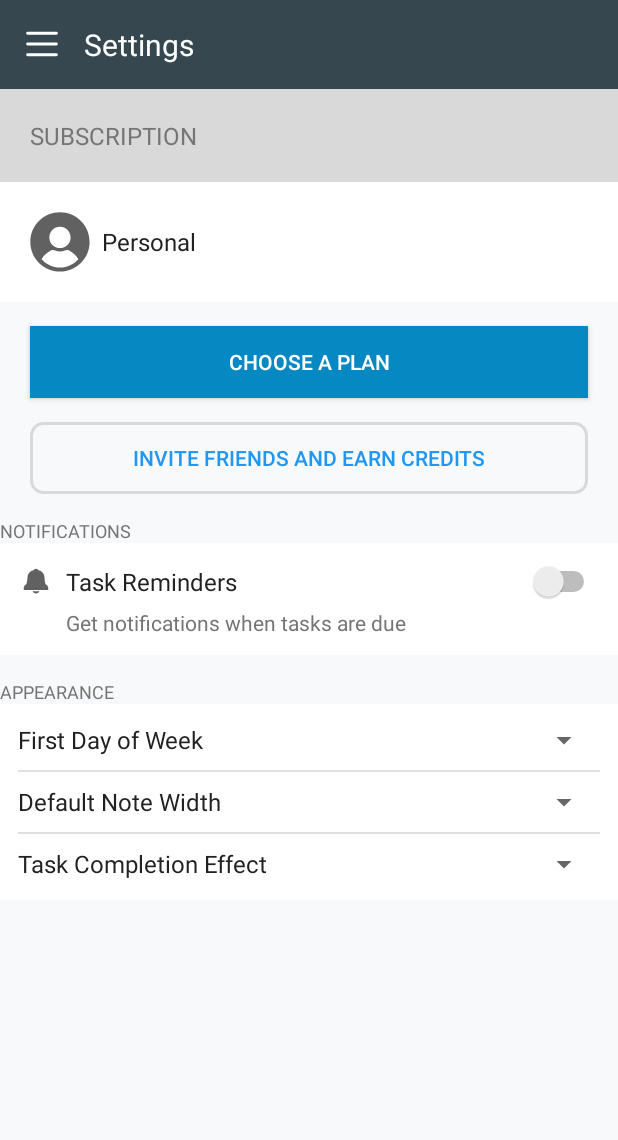
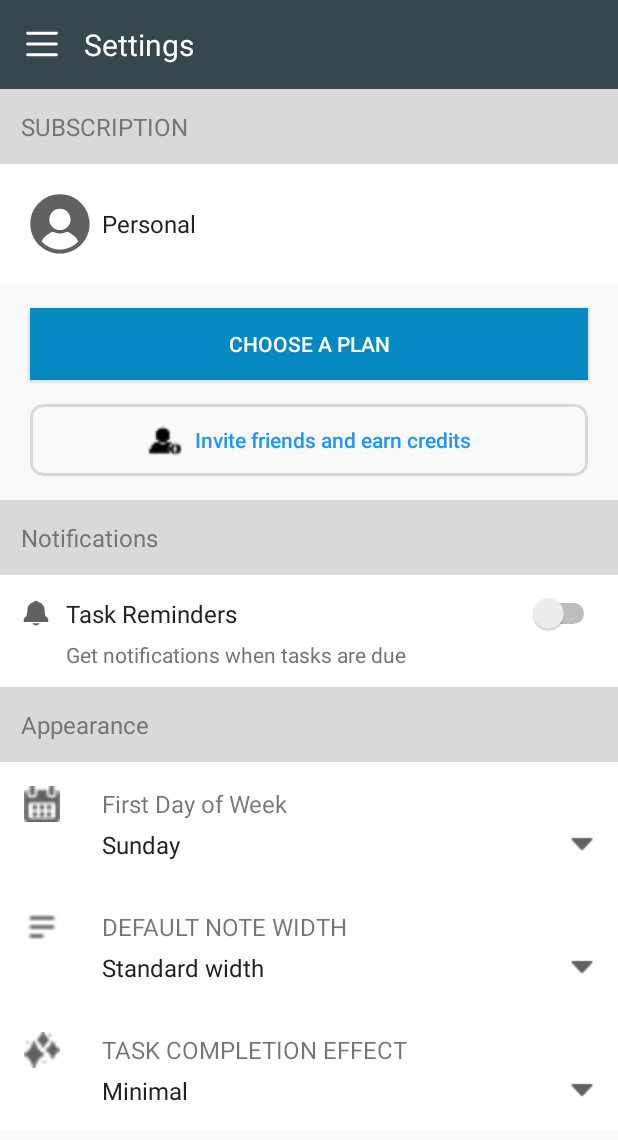
Before and after one commit to quang21122/AmpleNoteClone, an Android app: the screen it shows after launch (SettingsActivity), on a phone screen of 412 x 824 dp. Shown: the top 1140 px of the screen. Run offline under Robolectric (Android 15) with nearby library versions, the phone set to English and light mode, and no system bars.

Commit message:
complete UI of Apperance section

```diff
--- /dev/null
+++ b/app/src/main/java/com/example/amplenoteclone/SettingPicker.java
@@ -0,0 +1,89 @@
+package com.example.amplenoteclone;
+
+import android.content.Context;
+import android.content.SharedPreferences;
+import android.view.LayoutInflater;
+import android.view.View;
+import android.view.ViewGroup;
+import android.widget.ArrayAdapter;
+import android.widget.ImageView;
+import android.widget.ListView;
+import android.widget.TextView;
+
+import com.google.android.material.bottomsheet.BottomSheetDialog;
+
+public class SettingPicker {
+    private final Context context;
+    private final String title;
+    private final String[] options;
+    private final String prefKey;
+    private final SharedPreferences preferences;
+    private final TextView textView;
+
+    public SettingPicker(Context context, String title, String[] options, String prefKey, TextView textView) {
+        this.context = context;
+        this.title = title;
+        this.options = options;
+        this.prefKey = prefKey;
+        this.textView = textView;
+        this.preferences = context.getSharedPreferences("SettingsPrefs", Context.MODE_PRIVATE);
+
+        // Load saved value
+        String savedValue = preferences.getString(prefKey, options[0]);
+        textView.setText(savedValue);
+
+        // Change from getRootView() to textView itself
+        textView.setOnClickListener(v -> showPickerDialog());
+    }
+
+
+    public void showPickerDialog() {
+        BottomSheetDialog bottomSheetDialog = new BottomSheetDialog(context);
+        View sheetView = LayoutInflater.from(context).inflate(R.layout.dialog_day_picker, null);
+        bottomSheetDialog.setContentView(sheetView);
+
+        ImageView btnCloseDialog = sheetView.findViewById(R.id.btnCloseDialog);
+        ListView listView = sheetView.findViewById(R.id.listViewDays);
+
+        btnCloseDialog.setOnClickListener(v -> bottomSheetDialog.dismiss());
+
+        ArrayAdapter<String> adapter = new ArrayAdapter<String>(context, R.layout.item_day_picker, options) {
+            @Override
+            public View getView(int position, View convertView, ViewGroup parent) {
+                if (convertView == null) {
+                    convertView = LayoutInflater.from(getContext()).inflate(R.layout.item_day_picker, parent, false);
+                }
+
+                TextView textView = convertView.findViewById(R.id.textViewDay);
+                ImageView checkIcon = convertView.findViewById(R.id.imageViewCheck);
+
+                textView.setText(options[position]);
+
+                // Show checkmark if selected
+                if (options[position].equals(preferences.getString(prefKey, options[0]))) {
+                    checkIcon.setVisibility(View.VISIBLE);
+                } else {
+                    checkIcon.setVisibility(View.GONE);
+                }
+
+                return convertView;
+            }
+        };
+
+        listView.setAdapter(adapter);
+
+        listView.setOnItemClickListener((parent, view, position, id) -> {
+            String selectedOption = options[position];
+            textView.setText(selectedOption);
+
+            // Save selection
+            SharedPreferences.Editor editor = preferences.edit();
+            editor.putString(prefKey, selectedOption);
+            editor.apply();
+
+            bottomSheetDialog.dismiss();
+        });
+
+        bottomSheetDialog.show();
+    }
+}
--- a/app/src/main/java/com/example/amplenoteclone/SettingsActivity.java
+++ b/app/src/main/java/com/example/amplenoteclone/SettingsActivity.java
@@ -1,14 +1,35 @@
 package com.example.amplenoteclone;
 
 import android.os.Bundle;
+import android.widget.LinearLayout;
+import android.widget.TextView;
 
 import androidx.appcompat.app.AppCompatActivity;
 
 public class SettingsActivity extends AppCompatActivity {
+    private final String[] daysOfWeek = {"Sunday", "Monday", "Tuesday", "Wednesday", "Thursday", "Friday", "Saturday"};
+    private final String[] noteWidths = {"Standard width", "Full width"};
+    private final String[] taskCompletionEffects = {"Minimal", "Normal", "Dazzle"};
 
     @Override
     protected void onCreate(Bundle savedInstanceState) {
         super.onCreate(savedInstanceState);
         setContentView(R.layout.activity_settings);
+
+        TextView tvSelectedDay = findViewById(R.id.tv_selected_day);
+        TextView tvSelectedNoteWidth = findViewById(R.id.tv_selected_note_width);
+        TextView tvSelectedTaskCompletionEffect = findViewById(R.id.tv_selected_task_completion_effect);
+        LinearLayout dayOfWeekLayout = findViewById(R.id.day_of_week_layout);
+        LinearLayout noteWidthLayout = findViewById(R.id.note_width_layout);
+        LinearLayout taskCompletionEffectLayout = findViewById(R.id.task_completion_effect_layout);
+
+        SettingPicker settingPicker = new SettingPicker(this, "First Day of Week", daysOfWeek, "FirstDayOfWeek", tvSelectedDay);
+        SettingPicker settingPicker2 = new SettingPicker(this, "Note Width", noteWidths, "NoteWidth", tvSelectedNoteWidth);
+        SettingPicker settingPicker3 = new SettingPicker(this, "Task Completion Effect", taskCompletionEffects, "TaskCompletionEffect", tvSelectedTaskCompletionEffect);
+
+        dayOfWeekLayout.setOnClickListener(v -> settingPicker.showPickerDialog());
+        noteWidthLayout.setOnClickListener(v -> settingPicker2.showPickerDialog());
+        taskCompletionEffectLayout.setOnClickListener(v -> settingPicker3.showPickerDialog());
     }
+
 }
--- a/app/src/main/res/layout/activity_settings.xml
+++ b/app/src/main/res/layout/activity_settings.xml
@@ -1,5 +1,6 @@
 <?xml version="1.0" encoding="utf-8"?>
 <ScrollView xmlns:android="http://schemas.android.com/apk/res/android"
+    xmlns:app="http://schemas.android.com/apk/res-auto"
     android:layout_width="match_parent"
     android:layout_height="match_parent"
     android:background="#F8F9FA"
@@ -25,9 +26,9 @@
                 android:layout_width="24dp"
                 android:layout_height="24dp"
                 android:src="@drawable/ic_menu"
-                android:tint="#FFFFFF"
                 android:layout_alignParentStart="true"
-                android:layout_centerVertical="true"/>
+                android:layout_centerVertical="true"
+                app:tint="#FFFFFF" />
 
             <!-- Settings Title -->
             <TextView
@@ -52,7 +53,7 @@
             android:textSize="16sp"
             android:textColor="#757575"
             android:background="@color/colorSectionBackground"
-            android:padding="20dp"/>
+            android:padding="14dp"/>
 
         <LinearLayout
             android:layout_width="match_parent"
@@ -66,8 +67,8 @@
                 android:layout_width="40dp"
                 android:layout_height="40dp"
                 android:src="@drawable/ic_user"
-                android:tint="#616161"
-                android:layout_marginEnd="8dp"/>
+                android:layout_marginEnd="8dp"
+                app:tint="#616161" />
 
             <TextView
                 android:layout_width="wrap_content"
@@ -91,28 +92,43 @@
             android:fontFamily="sans-serif-medium"
             android:gravity="center"/>
 
-        <Button
-            android:id="@+id/btn_invite_friends"
+        <LinearLayout
             android:layout_width="match_parent"
             android:layout_height="wrap_content"
-            android:text="Invite friends and earn credits"
-            android:textSize="14sp"
-            android:textColor="#2196F3"
-            android:background="@drawable/btn_border"
+            android:orientation="horizontal"
+            android:gravity="center"
+            android:layout_gravity="center"
             android:paddingVertical="12dp"
             android:layout_marginHorizontal="20dp"
             android:layout_marginTop="16dp"
-            android:fontFamily="sans-serif-medium"
-            android:gravity="center"/>
+            android:background="@drawable/btn_border">
+
+            <ImageView
+                android:layout_width="24dp"
+                android:layout_height="24dp"
+                android:src="@drawable/ic_invite_people"
+                android:layout_marginEnd="8dp"/>
+
+            <TextView
+                android:layout_width="wrap_content"
+                android:layout_height="wrap_content"
+                android:text="Invite friends and earn credits"
+                android:textSize="14sp"
+                android:textColor="#2196F3"
+                android:fontFamily="sans-serif-medium"/>
+        </LinearLayout>
 
         <!-- Notifications Section -->
         <TextView
-            android:layout_width="wrap_content"
+            android:layout_width="match_parent"
             android:layout_height="wrap_content"
-            android:text="NOTIFICATIONS"
-            android:textSize="12sp"
+            android:text="Notifications"
+            android:textSize="16sp"
             android:textColor="#757575"
-            android:paddingTop="16dp"/>
+            android:background="@color/colorSectionBackground"
+            android:padding="14dp"
+            android:layout_marginTop="16dp" />
+
 
         <LinearLayout
             android:layout_width="match_parent"
@@ -131,8 +147,8 @@
                     android:layout_width="24dp"
                     android:layout_height="24dp"
                     android:src="@drawable/ic_notifications"
-                    android:tint="#616161"
-                    android:layout_marginEnd="8dp"/>
+                    android:layout_marginEnd="8dp"
+                    app:tint="#616161" />
 
                 <TextView
                     android:layout_width="0dp"
@@ -160,19 +176,22 @@
 
         <!-- Appearance Section -->
         <TextView
-            android:layout_width="wrap_content"
+            android:layout_width="match_parent"
             android:layout_height="wrap_content"
-            android:text="APPEARANCE"
-            android:textSize="12sp"
+            android:text="Appearance"
+            android:textSize="16sp"
             android:textColor="#757575"
-            android:paddingTop="16dp"/>
+            android:background="@color/colorSectionBackground"
+            android:padding="14dp"/>
 
+        <!-- First Day of Week Section -->
         <LinearLayout
             android:layout_width="match_parent"
             android:layout_height="wrap_content"
             android:orientation="vertical"
+            android:padding="16dp"
             android:background="@android:color/white"
-            android:padding="12dp">
+            android:id="@+id/day_of_week_layout">
 
             <LinearLayout
                 android:layout_width="match_parent"
@@ -180,32 +199,56 @@
                 android:orientation="horizontal"
                 android:gravity="center_vertical">
 
-<!--                <ImageView-->
-<!--                    android:layout_width="24dp"-->
-<!--                    android:layout_height="24dp"-->
-<!--                    android:src="@drawable/ic_calendar"-->
-<!--                    android:tint="#616161"-->
-<!--                    android:layout_marginEnd="8dp"/>-->
+                <ImageView
+                    android:layout_width="24dp"
+                    android:layout_height="24dp"
+                    android:src="@drawable/ic_calendar"
+                    android:layout_marginEnd="8dp"
+                    app:tint="#616161"/>
 
                 <TextView
+                    android:layout_width="wrap_content"
+                    android:layout_height="wrap_content"
+                    android:text="First Day of Week"
+                    android:layout_marginLeft="20dp"
+                    android:textSize="16sp"/>
+            </LinearLayout>
+
+            <LinearLayout
+                android:layout_width="match_parent"
+                android:layout_height="wrap_content"
+                android:orientation="horizontal"
+                android:gravity="center_vertical"
+                android:layout_marginTop="4dp">
+
+                <TextView
+                    android:id="@+id/tv_selected_day"
                     android:layout_width="0dp"
                     android:layout_height="wrap_content"
                     android:layout_weight="1"
-                    android:text="First Day of Week"
+                    android:text="Sunday"
+                    android:layout_marginLeft="52dp"
                     android:textSize="16sp"
                     android:textColor="#212121"/>
 
-                <Spinner
-                    android:id="@+id/spinner_first_day"
-                    android:layout_width="wrap_content"
-                    android:layout_height="wrap_content"/>
+                <ImageView
+                    android:layout_width="16dp"
+                    android:layout_height="16dp"
+                    android:src="@drawable/ic_arrow_down"
+                    android:layout_marginStart="8dp"
+                    app:tint="#616161"/>
             </LinearLayout>
+        </LinearLayout>
 
-            <View
-                android:layout_width="match_parent"
-                android:layout_height="1dp"
-                android:background="#E0E0E0"
-                android:layout_marginVertical="8dp"/>
+
+        <!-- Default Note Width Section -->
+        <LinearLayout
+            android:layout_width="match_parent"
+            android:layout_height="wrap_content"
+            android:orientation="vertical"
+            android:padding="16dp"
+            android:background="@android:color/white"
+            android:id="@+id/note_width_layout">
 
             <LinearLayout
                 android:layout_width="match_parent"
@@ -213,32 +256,55 @@
                 android:orientation="horizontal"
                 android:gravity="center_vertical">
 
-<!--                <ImageView-->
-<!--                    android:layout_width="24dp"-->
-<!--                    android:layout_height="24dp"-->
-<!--                    android:src="@drawable/ic_text"-->
-<!--                    android:tint="#616161"-->
-<!--                    android:layout_marginEnd="8dp"/>-->
+                <ImageView
+                    android:layout_width="24dp"
+                    android:layout_height="24dp"
+                    android:src="@drawable/ic_menu_default"
+                    android:layout_marginEnd="8dp"
+                    app:tint="#616161"/>
 
                 <TextView
+                    android:layout_width="wrap_content"
+                    android:layout_height="wrap_content"
+                    android:text="DEFAULT NOTE WIDTH"
+                    android:layout_marginLeft="20dp"
+                    android:textSize="16sp"/>
+            </LinearLayout>
+
+            <LinearLayout
+                android:layout_width="match_parent"
+                android:layout_height="wrap_content"
+                android:orientation="horizontal"
+                android:gravity="center_vertical"
+                android:layout_marginTop="4dp">
+
+                <TextView
+                    android:id="@+id/tv_selected_note_width"
                     android:layout_width="0dp"
                     android:layout_height="wrap_content"
                     android:layout_weight="1"
-                    android:text="Default Note Width"
+                    android:text="Standard width"
+                    android:layout_marginLeft="52dp"
                     android:textSize="16sp"
                     android:textColor="#212121"/>
 
-                <Spinner
-                    android:id="@+id/spinner_note_width"
-                    android:layout_width="wrap_content"
-                    android:layout_height="wrap_content"/>
+                <ImageView
+                    android:layout_width="16dp"
+                    android:layout_height="16dp"
+                    android:src="@drawable/ic_arrow_down"
+                    android:layout_marginStart="8dp"
+                    app:tint="#616161"/>
             </LinearLayout>
+        </LinearLayout>
 
-            <View
-                android:layout_width="match_parent"
-                android:layout_height="1dp"
-                android:background="#E0E0E0"
-                android:layout_marginVertical="8dp"/>
+        <!-- Task Completion Effect Section -->
+        <LinearLayout
+            android:layout_width="match_parent"
+            android:layout_height="wrap_content"
+            android:orientation="vertical"
+            android:padding="16dp"
+            android:background="@android:color/white"
+            android:id="@+id/task_completion_effect_layout">
 
             <LinearLayout
                 android:layout_width="match_parent"
@@ -246,27 +312,47 @@
                 android:orientation="horizontal"
                 android:gravity="center_vertical">
 
-<!--                <ImageView-->
-<!--                    android:layout_width="24dp"-->
-<!--                    android:layout_height="24dp"-->
-<!--                    android:src="@drawable/ic_effect"-->
-<!--                    android:tint="#616161"-->
-<!--                    android:layout_marginEnd="8dp"/>-->
+                <ImageView
+                    android:layout_width="24dp"
+                    android:layout_height="24dp"
+                    android:src="@drawable/ic_effect"
+                    android:layout_marginEnd="8dp"
+                    app:tint="#616161"/>
 
                 <TextView
+                    android:layout_width="wrap_content"
+                    android:layout_height="wrap_content"
+                    android:text="TASK COMPLETION EFFECT"
+                    android:layout_marginLeft="20dp"
+                    android:textSize="16sp"/>
+            </LinearLayout>
+
+            <LinearLayout
+                android:layout_width="match_parent"
+                android:layout_height="wrap_content"
+                android:orientation="horizontal"
+                android:gravity="center_vertical"
+                android:layout_marginTop="4dp">
+
+                <TextView
+                    android:id="@+id/tv_selected_task_completion_effect"
                     android:layout_width="0dp"
                     android:layout_height="wrap_content"
                     android:layout_weight="1"
-                    android:text="Task Completion Effect"
+                    android:text="Dazzle"
+                    android:layout_marginLeft="52dp"
                     android:textSize="16sp"
                     android:textColor="#212121"/>
 
-                <Spinner
-                    android:id="@+id/spinner_task_effect"
-                    android:layout_width="wrap_content"
-                    android:layout_height="wrap_content"/>
+                <ImageView
+                    android:layout_width="16dp"
+                    android:layout_height="16dp"
+                    android:src="@drawable/ic_arrow_down"
+                    android:layout_marginStart="8dp"
+                    app:tint="#616161"/>
             </LinearLayout>
         </LinearLayout>
 
+
     </LinearLayout>
 </ScrollView>
```
Also changed, not shown: app/src/main/res/layout/dialog_day_picker.xml (added, +50 -0 lines), app/src/main/res/layout/item_day_picker.xml (added, +23 -0 lines), app/src/main/res/values/strings.xml (+9 -0 lines), app/src/main/res/drawable/ic_arrow_down.png (added), app/src/main/res/drawable/ic_calendar.png (added), app/src/main/res/drawable/ic_check.png (added), app/src/main/res/drawable/ic_close.png (added), app/src/main/res/drawable/ic_effect.png (added), app/src/main/res/drawable/ic_invite_people.png (added), app/src/main/res/drawable/ic_menu_default.png (added).
